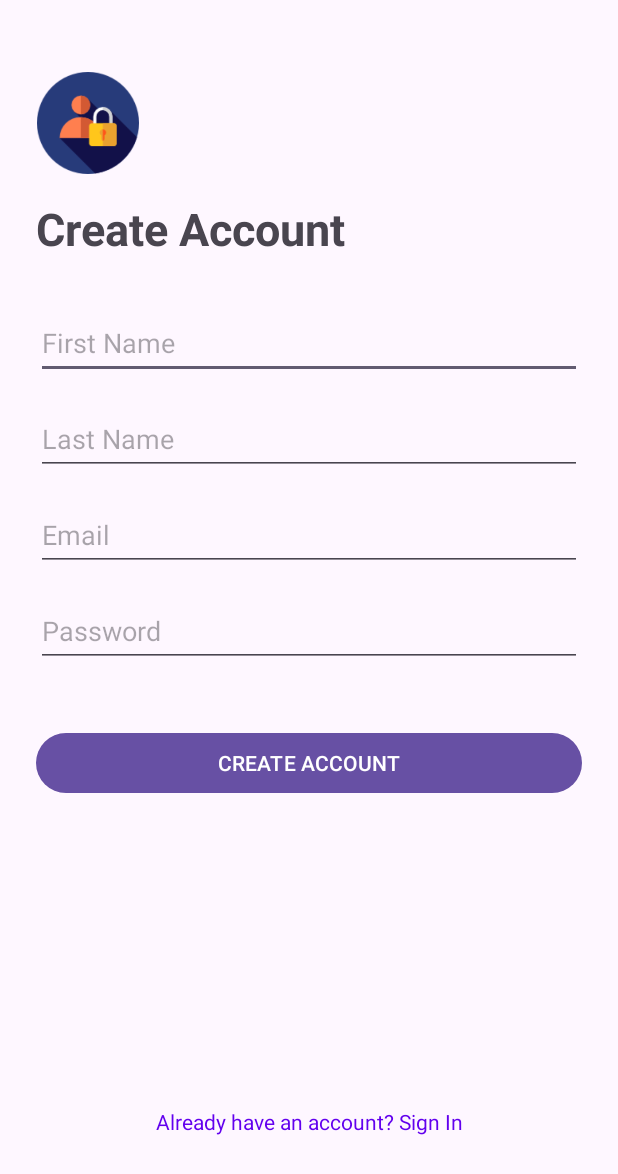
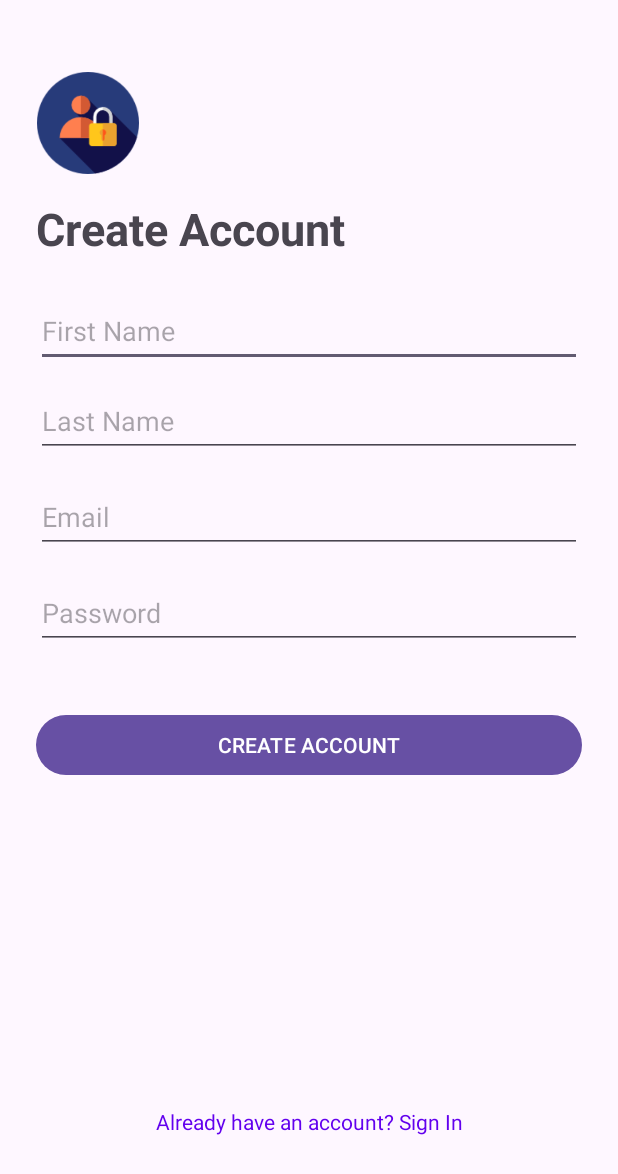
Before and after one commit to THUDIEUCODE/LoginApp-Java, an Android app: the RegisterActivity screen opened directly, with no data from a screen before it, on a phone screen of 412 x 824 dp. Shown: the top 1174 px of the screen. Run offline under Robolectric (Android 15) with nearby library versions, the phone set to English and light mode, and no system bars.

Commit message:
style: Adjusted margin for form fields on Register screen for better spacing.

```diff
--- a/app/src/main/res/layout/activity_register.xml
+++ b/app/src/main/res/layout/activity_register.xml
@@ -39,7 +39,7 @@
         app:layout_constraintEnd_toEndOf="parent"
         app:layout_constraintStart_toStartOf="parent"
         app:layout_constraintTop_toBottomOf="@id/tv_create_title"
-        android:layout_marginTop="32dp"
+        android:layout_marginTop="24dp"
         android:minHeight="48dp" />
 
     <EditText
@@ -52,7 +52,7 @@
         app:layout_constraintEnd_toEndOf="parent"
         app:layout_constraintStart_toStartOf="parent"
         app:layout_constraintTop_toBottomOf="@id/et_first_name"
-        android:layout_marginTop="16dp"
+        android:layout_marginTop="12dp"
         android:minHeight="48dp" />
 
     <EditText
```
